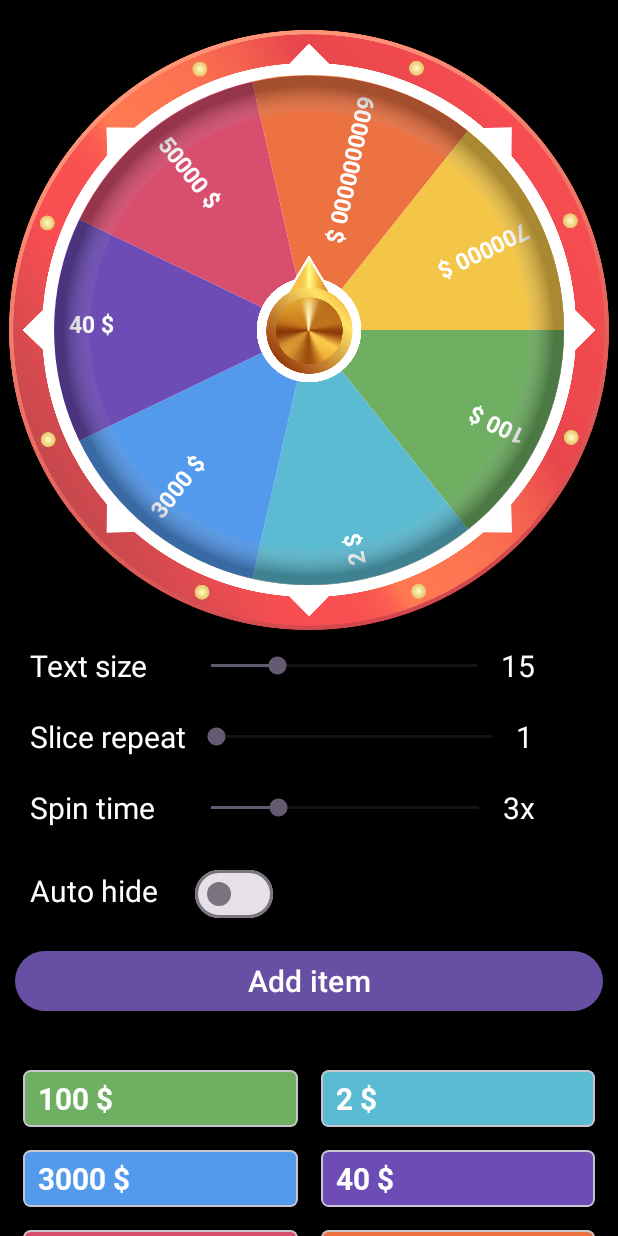
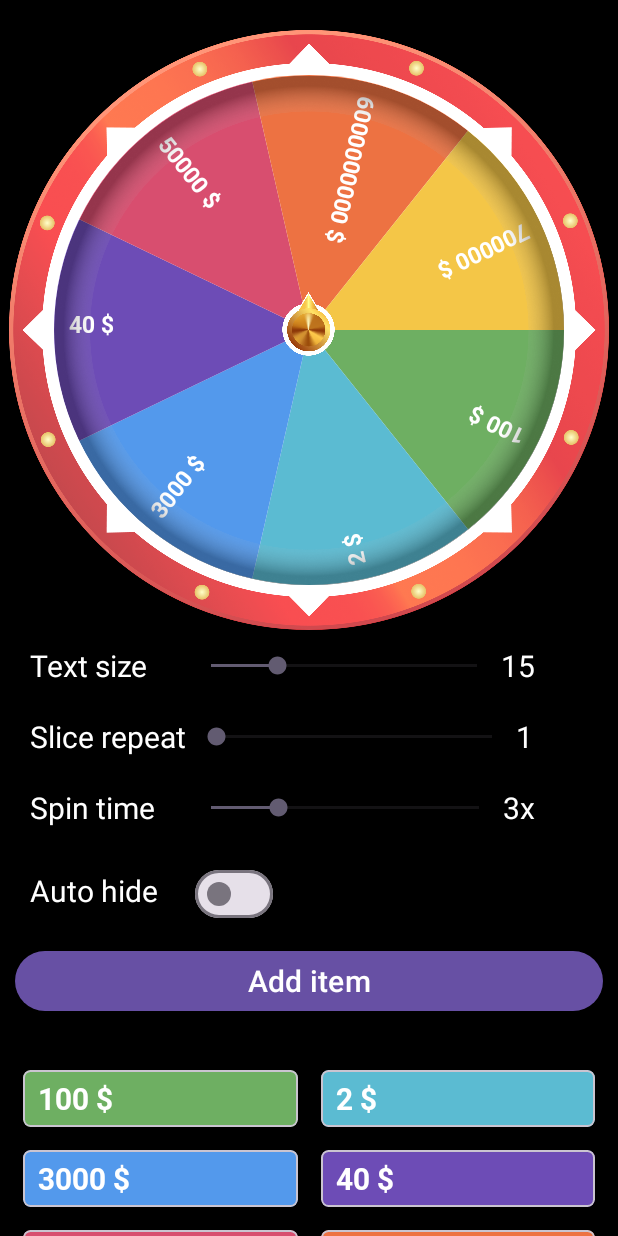
Before and after one commit to VuNgN/SpinTheWheel, an Android app: the screen it shows after launch (MainActivity), on a phone screen of 412 x 824 dp. Run offline under Robolectric (Android 15) with nearby library versions, the phone set to English and light mode, and no system bars.

Commit message:
feat: changeable arrow size.

```diff
--- a/app/src/main/res/layout/item_header.xml
+++ b/app/src/main/res/layout/item_header.xml
@@ -13,11 +13,13 @@
         android:layout_height="400dp"
         android:layout_gravity="center"
         android:background="@drawable/ig_edge_1"
+        LuckyWheel:arrow_height="50dp"
+        LuckyWheel:arrow_width="50dp"
         LuckyWheel:arrow_image="@drawable/ig_arrow_1"
-        LuckyWheel:shadow_src="@drawable/ig_shadow_1"
         LuckyWheel:border_color="#33FFFFFF"
         LuckyWheel:border_width="30dp"
         LuckyWheel:font_family="@font/roboto_bold"
+        LuckyWheel:shadow_src="@drawable/ig_shadow_1"
         LuckyWheel:text_padding="10dp" />
 
     <LinearLayout
--- a/luckywheel/src/main/java/com/vungn/luckywheel/LuckyWheel.java
+++ b/luckywheel/src/main/java/com/vungn/luckywheel/LuckyWheel.java
@@ -68,6 +68,8 @@ public class LuckyWheel extends FrameLayout implements View.OnTouchListener, OnR
             int borderWidth = typedArray.getDimensionPixelSize(R.styleable.LuckyWheel_border_width, getDpOf(20));
             int shadowSrc = typedArray.getResourceId(R.styleable.LuckyWheel_shadow_src, 0);
             int arrowImage = typedArray.getResourceId(R.styleable.LuckyWheel_arrow_image, R.drawable.ig_arrow);
+            int arrowWidth = typedArray.getDimensionPixelSize(R.styleable.LuckyWheel_arrow_width, getDpOf(50));
+            int arrowHeight = typedArray.getDimensionPixelSize(R.styleable.LuckyWheel_arrow_height, getDpOf(50));
             int imagePadding = typedArray.getDimensionPixelSize(R.styleable.LuckyWheel_image_padding, 0);
             int textPadding = typedArray.getDimensionPixelSize(R.styleable.LuckyWheel_text_padding, 0);
             int textSize = typedArray.getDimensionPixelSize(R.styleable.LuckyWheel_text_size, getDpOf(15));
@@ -80,6 +82,8 @@ public class LuckyWheel extends FrameLayout implements View.OnTouchListener, OnR
             wheelView.setItemsTextSize(textSize);
             wheelView.setItemsFontFamily(ResourcesCompat.getFont(getContext(), fontFamily));
             arrow.setImageResource(arrowImage);
+            arrow.getLayoutParams().width = arrowWidth;
+            arrow.getLayoutParams().height = arrowHeight;
         } catch (Exception e) {
             e.printStackTrace();
         }
@@ -156,6 +160,35 @@ public class LuckyWheel extends FrameLayout implements View.OnTouchListener, OnR
      */
     public void setArrowImage(Bitmap arrowImage) {
         arrow.setImageBitmap(arrowImage);
+    }
+
+    /**
+     * Function to set arrow width of wheel
+     *
+     * @param width arrow width
+     */
+    public void setArrowWidth(int width) {
+        arrow.getLayoutParams().width = width;
+    }
+
+    /**
+     * Function to set arrow height of wheel
+     *
+     * @param height arrow height
+     */
+    public void setArrowHeight(int height) {
+        arrow.getLayoutParams().height = height;
+    }
+
+    /**
+     * Function to set arrow size of wheel
+     *
+     * @param width  arrow width
+     * @param height arrow height
+     */
+    public void setArrowSize(int width, int height) {
+        arrow.getLayoutParams().width = width;
+        arrow.getLayoutParams().height = height;
     }
 
     /**
--- a/luckywheel/src/main/res/layout/lucky_wheel_layout.xml
+++ b/luckywheel/src/main/res/layout/lucky_wheel_layout.xml
@@ -11,8 +11,8 @@
 
     <ImageView
         android:id="@+id/iv_arrow"
-        android:layout_width="100dp"
-        android:layout_height="100dp"
+        android:layout_width="0dp"
+        android:layout_height="0dp"
         android:layout_centerInParent="true"
         android:contentDescription="@string/spin_arrow"
         android:src="@drawable/ig_arrow" />
--- a/luckywheel/src/main/res/values/attrs.xml
+++ b/luckywheel/src/main/res/values/attrs.xml
@@ -5,6 +5,8 @@
         <attr name="border_width" format="dimension" />
         <attr name="shadow_src" format="reference" />
         <attr name="arrow_image" format="reference" />
+        <attr name="arrow_height" format="dimension" />
+        <attr name="arrow_width" format="dimension" />
         <attr name="square_layout" format="boolean" />
         <attr name="image_padding" format="dimension" />
         <attr name="text_padding" format="dimension" />
```
Also changed, not shown: 1 other file.
